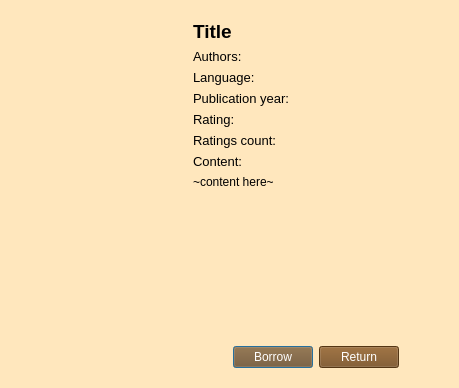
Old version of the form client/src/bookdetailswindow.ui in the repository Dargoswwwe/smc-library.
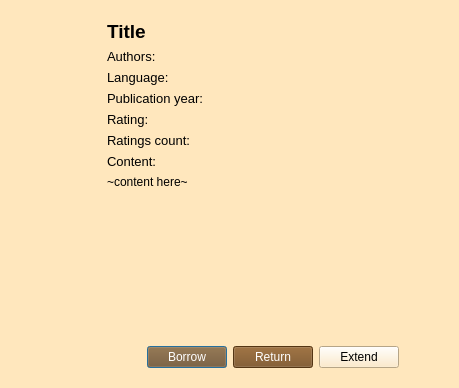
New version of the form. Icons and pictures are not drawn.

Commit message: Added date_of_borrowing related functions in database_manager

Diff of the .ui file:
```diff
--- a/client/src/bookdetailswindow.ui
+++ b/client/src/bookdetailswindow.ui
@@ -619,6 +619,13 @@
           </property>
          </widget>
         </item>
+        <item>
+         <widget class="QPushButton" name="extendButton">
+          <property name="text">
+           <string>Extend</string>
+          </property>
+         </widget>
+        </item>
         <item>
          <spacer name="horizontalSpacer_5">
           <property name="orientation">
```
The commit also changes 2 other files.
